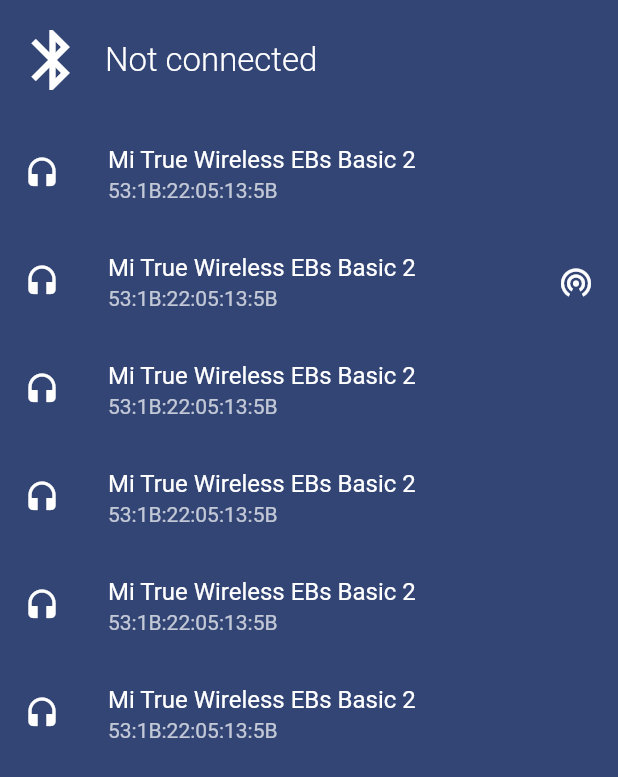
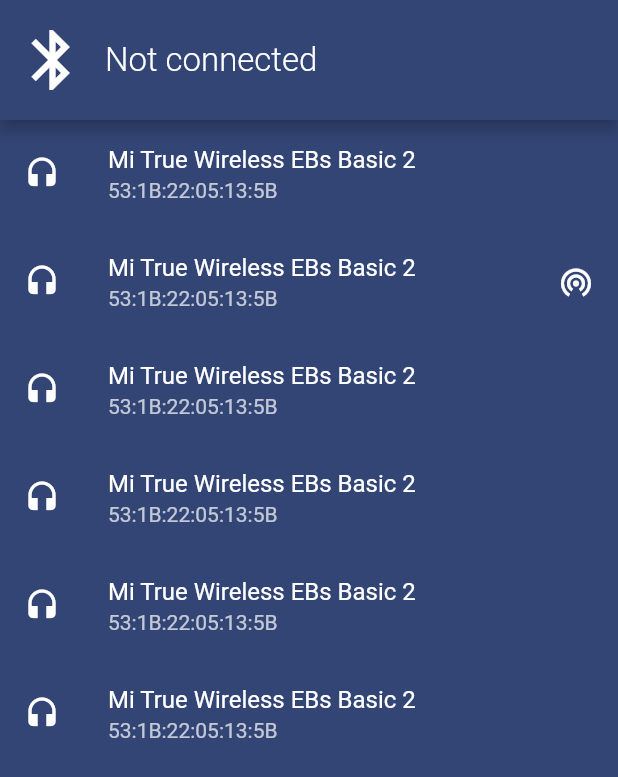
Before and after one commit to lburzak/BlueShare, a Flutter app: the screen it shows after launch, on a phone screen of 412 x 824 dp. Shown: the top 777 px of the screen. Run offline on Flutter 3.47's test engine with Material 2 defaults, Android fonts, the phone set to English and light mode, and no system bars; our stand-ins replace flutter_bluetooth_serial.

Commit message:
Add elevation to `ConnectionBar`

```diff
--- a/blueshare/lib/connection_bar.dart
+++ b/blueshare/lib/connection_bar.dart
@@ -13,6 +13,9 @@ class ConnectionBar extends StatelessWidget {
   Widget build(BuildContext context) => SizedBox(
         width: double.infinity,
         height: 80,
+        child: Material(
+          type: MaterialType.canvas,
+          elevation: 4,
           child: Row(
             children: [
               Padding(
@@ -25,5 +28,6 @@ class ConnectionBar extends StatelessWidget {
               ConnectionStatusHeader(status: status, style: Theme.of(context).textTheme.headline2,)
             ],
           ),
+        ),
       );
 }
--- a/blueshare/lib/main.dart
+++ b/blueshare/lib/main.dart
@@ -29,6 +29,7 @@ class MyApp extends StatelessWidget {
           colorScheme: const ColorScheme.dark(
               background: Color(0xff334575),
               onBackground: Color.fromARGB(128, 0x45, 0x5d, 0x8b)),
+              canvasColor: Color(0xff334575),
           textTheme: Typography.whiteMountainView.copyWith(
               headline1: Typography.whiteMountainView.headline1!.copyWith(
                   fontWeight: FontWeight.w300,
```
Lines whose indentation alone changed are shown as unchanged.
